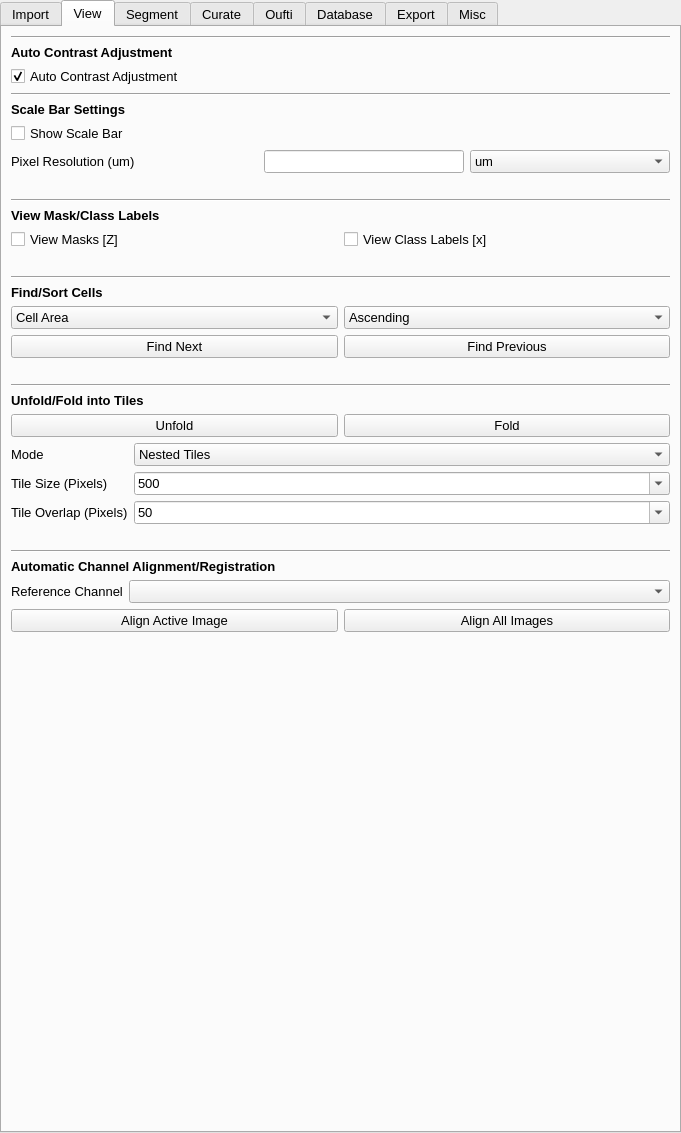
Old version of the form src/napari_bacseg/bacseg_ui.ui in the repository piedrro/napari-bacseg.
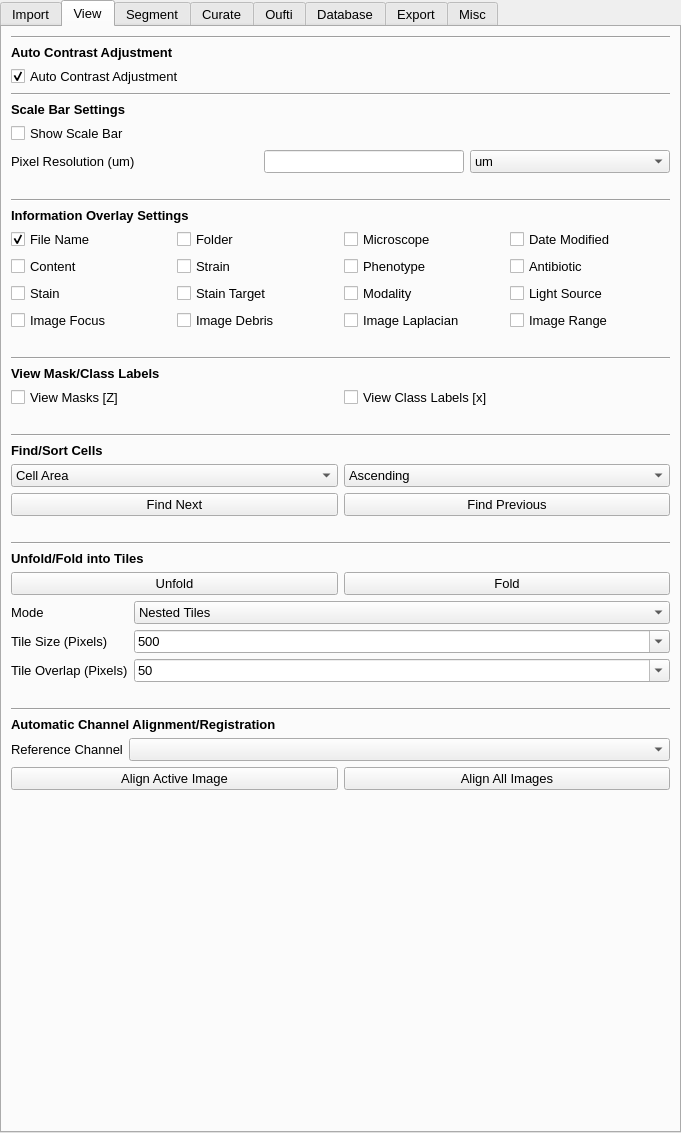
New version of the form. The open tabs and pages were chosen to show the change.

Commit message: added selectable information overlays

```diff
--- a/src/napari_bacseg/bacseg_ui.ui
+++ b/src/napari_bacseg/bacseg_ui.ui
@@ -554,6 +554,170 @@
       </property>
      </widget>
     </item>
+    <item>
+     <widget class="QLabel" name="label_73">
+      <property name="font">
+       <font>
+        <pointsize>10</pointsize>
+        <weight>75</weight>
+        <bold>true</bold>
+       </font>
+      </property>
+      <property name="text">
+       <string>Information Overlay Settings</string>
+      </property>
+     </widget>
+    </item>
+    <item>
+     <layout class="QGridLayout" name="gridLayout_28">
+      <item row="0" column="0">
+       <widget class="QCheckBox" name="overlay_filename">
+        <property name="text">
+         <string>File Name</string>
+        </property>
+        <property name="checked">
+         <bool>true</bool>
+        </property>
+       </widget>
+      </item>
+      <item row="0" column="1">
+       <widget class="QCheckBox" name="overlay_folder">
+        <property name="text">
+         <string>Folder</string>
+        </property>
+       </widget>
+      </item>
+      <item row="2" column="4">
+       <widget class="QCheckBox" name="overlay_antibiotic">
+        <property name="text">
+         <string>Antibiotic</string>
+        </property>
+       </widget>
+      </item>
+      <item row="2" column="3">
+       <widget class="QCheckBox" name="overlay_phenotype">
+        <property name="text">
+         <string>Phenotype</string>
+        </property>
+       </widget>
+      </item>
+      <item row="2" column="1">
+       <widget class="QCheckBox" name="overlay_strain">
+        <property name="text">
+         <string>Strain</string>
+        </property>
+       </widget>
+      </item>
+      <item row="2" column="0">
+       <widget class="QCheckBox" name="overlay_content">
+        <property name="text">
+         <string>Content</string>
+        </property>
+       </widget>
+      </item>
+      <item row="0" column="3">
+       <widget class="QCheckBox" name="overlay_microscope">
+        <property name="text">
+         <string>Microscope</string>
+        </property>
+       </widget>
+      </item>
+      <item row="0" column="4">
+       <widget class="QCheckBox" name="overlay_datemodified">
+        <property name="text">
+         <string>Date Modified</string>
+        </property>
+       </widget>
+      </item>
+     </layout>
+    </item>
+    <item>
+     <layout class="QGridLayout" name="gridLayout_29">
+      <item row="0" column="3">
+       <widget class="QCheckBox" name="overlay_lightsource">
+        <property name="text">
+         <string>Light Source</string>
+        </property>
+       </widget>
+      </item>
+      <item row="0" column="1">
+       <widget class="QCheckBox" name="overlay_staintarget">
+        <property name="text">
+         <string>Stain Target</string>
+        </property>
+       </widget>
+      </item>
+      <item row="0" column="2">
+       <widget class="QCheckBox" name="overlay_modality">
+        <property name="text">
+         <string>Modality</string>
+        </property>
+       </widget>
+      </item>
+      <item row="0" column="0">
+       <widget class="QCheckBox" name="overlay_stain">
+        <property name="text">
+         <string>Stain</string>
+        </property>
+       </widget>
+      </item>
+     </layout>
+    </item>
+    <item>
+     <layout class="QGridLayout" name="gridLayout_30">
+      <item row="0" column="0">
+       <widget class="QCheckBox" name="overlay_focus">
+        <property name="text">
+         <string>Image Focus</string>
+        </property>
+       </widget>
+      </item>
+      <item row="0" column="2">
+       <widget class="QCheckBox" name="overlay_laplacian">
+        <property name="text">
+         <string>Image Laplacian</string>
+        </property>
+       </widget>
+      </item>
+      <item row="0" column="1">
+       <widget class="QCheckBox" name="overlay_debris">
+        <property name="text">
+         <string>Image Debris</string>
+        </property>
+       </widget>
+      </item>
+      <item row="0" column="3">
+       <widget class="QCheckBox" name="overlay_range">
+        <property name="text">
+         <string>Image Range</string>
+        </property>
+       </widget>
+      </item>
+     </layout>
+    </item>
+    <item>
+     <spacer name="verticalSpacer_44">
+      <property name="orientation">
+       <enum>Qt::Vertical</enum>
+      </property>
+      <property name="sizeType">
+       <enum>QSizePolicy::Minimum</enum>
+      </property>
+      <property name="sizeHint" stdset="0">
+       <size>
+        <width>20</width>
+        <height>20</height>
+       </size>
+      </property>
+     </spacer>
+    </item>
+    <item>
+     <widget class="Line" name="line_30">
+      <property name="orientation">
+       <enum>Qt::Horizontal</enum>
+      </property>
+     </widget>
+    </item>
     <item>
      <widget class="QLabel" name="label_38">
       <property name="font">
```
The commit also changes 2 other files.
